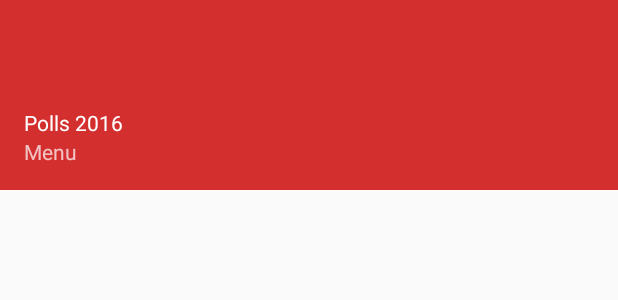
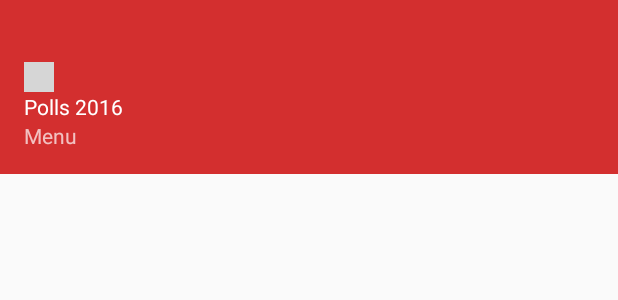
Before and after one commit to gesban/Polls, an Android app: the layout nav_header_main.xml on its own in the app's theme, with its tools: preview values and no code run, on a phone screen of 412 x 824 dp. Shown: the top 300 px of the screen. Run offline under Robolectric (Android 15) with nearby library versions, the phone set to English and light mode, and no system bars; grey boxes are pictures that could not be loaded.

Commit message:
Add app icon to nav header

```diff
--- a/app/src/main/java/com/loopcupcakes/apps/polls/MainActivity.java
+++ b/app/src/main/java/com/loopcupcakes/apps/polls/MainActivity.java
@@ -11,13 +11,14 @@ import com.loopcupcakes.apps.polls.viewmodel.utils.Constants;
 
 public class MainActivity extends AppCompatActivity {
     private static final String TAG = Constants.MainActivityTAG_;
-    // TODO: 1/28/16 Menu items
     // TODO: 1/28/16 Implement Analytics
     // TODO: 1/28/16 RecyclerView animations
     // TODO: 1/28/16 Add image to topics
     // TODO: 1/29/16 Add watch an ad support
     // TODO: 1/29/16 Add LeakCanary support
     // TODO: 1/29/16 Add search feature
+    // TODO: 1/30/16 Add share button
+    // TODO: 1/30/16 Add push notifications
 
     private MainVM mMainVM;
     public ActionBarDrawerToggle mDrawerToggle;
--- a/app/src/main/res/layout/nav_header_main.xml
+++ b/app/src/main/res/layout/nav_header_main.xml
@@ -11,8 +11,14 @@
     android:paddingTop="@dimen/activity_vertical_margin"
     android:theme="@style/ThemeOverlay.AppCompat.Dark">
 
+    <ImageView
+        android:layout_marginTop="@dimen/nav_status_bar_size"
+        android:src="@drawable/ic_timeline_white_48dp"
+        android:tint="@color/colorLightGray"
+        android:layout_width="@dimen/recycler_card_icon_large_dims"
+        android:layout_height="@dimen/recycler_card_icon_large_dims" />
+
     <TextView
-        android:layout_marginTop="?attr/actionBarSize"
         android:layout_width="match_parent"
         android:layout_height="wrap_content"
         android:text="@string/app_name"
--- a/app/src/main/res/values/dimens.xml
+++ b/app/src/main/res/values/dimens.xml
@@ -34,4 +34,5 @@
     <dimen name="f_about_padding">20dp</dimen>
     <dimen name="f_about_title_font_size">15sp</dimen>
     <dimen name="a_main_recycler_margin_top">5dp</dimen>
+    <dimen name="nav_status_bar_size">25dp</dimen>
 </resources>
```
